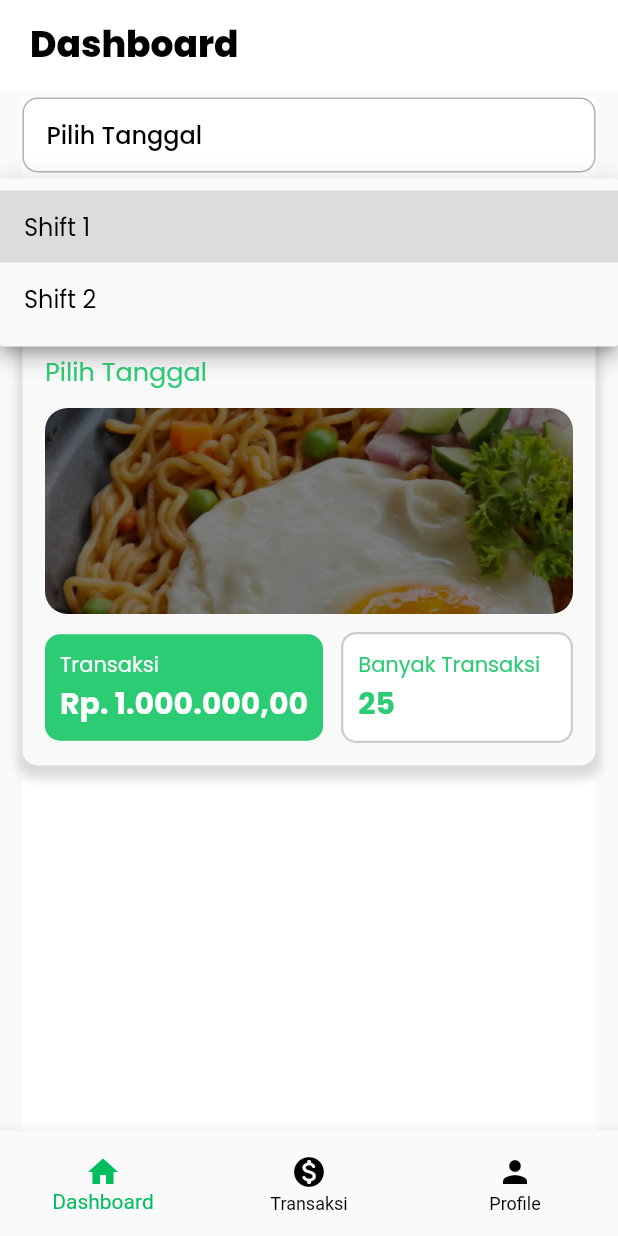
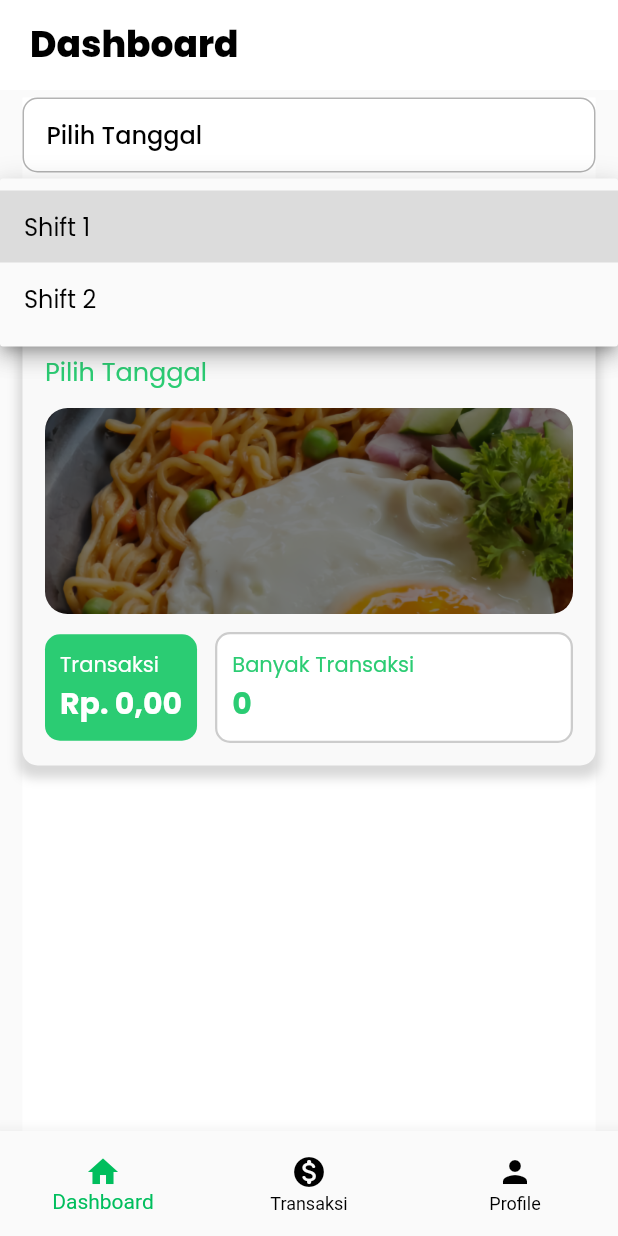
Before and after one commit to PlattenEcho/warmindo-pos, a Flutter app: the MainPage screen opened by its route, after a tap on "Shift 1", on a phone screen of 412 x 824 dp. Run offline on Flutter 3.47's test engine with Material 2 defaults, Android fonts, the phone set to English and light mode, and no system bars; our stand-ins replace flutter_bloc, google_fonts, shared_preferences, supabase_flutter; missing offline and left inert: encrypt; accounts and stored records are empty.

Commit message:
dropdown shift and tanggal

```diff
--- a/lib/ui/pages/dashboard_page.dart
+++ b/lib/ui/pages/dashboard_page.dart
@@ -1,5 +1,6 @@
 import 'package:flutter/material.dart';
 import 'package:intl/intl.dart';
+import 'package:supabase_flutter/supabase_flutter.dart';
 import 'package:warmindo_pos/ui/shared/gaps.dart';
 import 'package:warmindo_pos/ui/shared/theme.dart';
 
@@ -18,6 +19,47 @@ class _DashboardPageState extends State<DashboardPage> {
   int selectedIndex = 1;
 
   String selectedDateText = "Pilih Tanggal";
+  DateTime tanggal = DateTime.now();
+  int countTransaksi = 0;
+  String hargaRp = "";
+
+  List<Map<String, dynamic>> transaksiData = [];
+  @override
+  void initState() {
+    super.initState();
+    getTransaksi();
+  }
+
+  Future<List<Map<String, dynamic>>> getTransaksi() async {
+    final res = await supabase
+        .from('transaksi')
+        .select()
+        .eq('tanggal', tanggal)
+        .eq('shift', selectedIndex)
+        .count(CountOption.exact);
+
+    final data = res.data;
+    final count = res.count;
+    int harga = 0;
+    int totalHarga = 0;
+    setState(() {
+      transaksiData = data;
+      countTransaksi = count;
+
+      for (var i = 0; i < count; i++) {
+        harga = transaksiData[i]['total'];
+        totalHarga = totalHarga + harga;
+      }
+
+      hargaRp = NumberFormat.currency(
+        locale: 'id',
+        symbol: 'Rp. ',
+        decimalDigits: 0,
+      ).format(totalHarga);
+    });
+
+    return data;
+  }
 
   @override
   Widget build(BuildContext context) {
@@ -49,8 +91,11 @@ class _DashboardPageState extends State<DashboardPage> {
                 if (pickedDate == null) return;
 
                 setState(() {
-                  selectedDateText = DateFormat('E, d/M/y').format(pickedDate);
+                  selectedDateText = DateFormat('d/M/y').format(pickedDate);
+                  tanggal = pickedDate;
                 });
+
+                getTransaksi();
               },
               child: Align(
                 alignment: Alignment.centerLeft,
@@ -69,7 +114,12 @@ class _DashboardPageState extends State<DashboardPage> {
               isExpanded: true,
               onChanged: (String? newValue) {
                 setState(() {
-                  selectedWarung = newValue!;
+                  setState(() {
+                    selectedWarung = newValue!;
+                    selectedIndex = warungList.indexOf(selectedWarung) + 1;
+                  });
+
+                  getTransaksi();
                 });
               },
               style: blackTextStyle.copyWith(fontSize: 16),
@@ -96,6 +146,7 @@ class _DashboardPageState extends State<DashboardPage> {
               }).toList(),
             ),
             gapH12,
+            //Container Data
             Container(
               padding: const EdgeInsets.only(
                   top: 15, left: 15, right: 15, bottom: 15),
@@ -151,7 +202,7 @@ class _DashboardPageState extends State<DashboardPage> {
                                   fontWeight: regular, fontSize: 14),
                             ),
                             Text(
-                              "Rp. 1.000.000,00",
+                              "$hargaRp,00",
                               style: whiteTextStyle.copyWith(
                                   fontWeight: bold, fontSize: 20),
                             )
@@ -178,7 +229,7 @@ class _DashboardPageState extends State<DashboardPage> {
                                     fontWeight: regular, fontSize: 14),
                               ),
                               Text(
-                                "25",
+                                countTransaksi.toString(),
                                 style: greenTextStyle.copyWith(
                                     fontWeight: bold, fontSize: 20),
                               )
--- a/lib/ui/pages/transaksi_page.dart
+++ b/lib/ui/pages/transaksi_page.dart
@@ -4,6 +4,7 @@ import 'package:warmindo_pos/ui/pages/detail_page.dart';
 import 'package:warmindo_pos/ui/widgets/card.dart';
 import 'package:warmindo_pos/main.dart';
 
+import '../shared/gaps.dart';
 import '../shared/theme.dart';
 
 class TransaksiPage extends StatefulWidget {
@@ -34,6 +35,15 @@ class _TransaksiPageState extends State<TransaksiPage> {
     });
   }
 
+  List<String> warungList = ['Shift 1', 'Shift 2'];
+  String selectedWarung = 'Shift 1';
+  int selectedIndex = 1;
+
+  String selectedDateText = "Pilih Tanggal";
+  DateTime tanggal = DateTime.now();
+  int countTransaksi = 0;
+  String hargaRp = "";
+
   @override
   Widget build(BuildContext context) {
     return Container(
@@ -43,6 +53,76 @@ class _TransaksiPageState extends State<TransaksiPage> {
         direction: Axis.vertical,
         mainAxisAlignment: MainAxisAlignment.start,
         children: [
+          ElevatedButton(
+            style: ButtonStyle(
+              elevation: const MaterialStatePropertyAll(0),
+              shape: MaterialStateProperty.all<RoundedRectangleBorder>(
+                  RoundedRectangleBorder(
+                side: BorderSide(color: kBlackColor.withOpacity(0.3)),
+                borderRadius: BorderRadius.circular(10.0),
+              )),
+              backgroundColor: MaterialStateProperty.all(kWhiteColor),
+              minimumSize:
+                  const MaterialStatePropertyAll(Size(double.infinity, 50)),
+            ),
+            onPressed: () async {
+              DateTime? pickedDate = await showDatePicker(
+                context: context,
+                lastDate: DateTime.now(),
+                firstDate: DateTime(2023, 12, 1),
+                initialDate: DateTime.now(),
+              );
+              if (pickedDate == null) return;
+
+              setState(() {
+                selectedDateText = DateFormat('d/M/y').format(pickedDate);
+                tanggal = pickedDate;
+              });
+            },
+            child: Align(
+              alignment: Alignment.centerLeft,
+              child: Text(
+                selectedDateText,
+                style: blackTextStyle.copyWith(fontSize: 16),
+                textAlign: TextAlign.left,
+              ),
+            ),
+          ),
+          gapH12,
+          //Dropdown Shift
+          DropdownButtonFormField<String>(
+            focusColor: kGreenColor,
+            value: selectedWarung,
+            isExpanded: true,
+            onChanged: (String? newValue) {
+              setState(() {
+                setState(() {
+                  selectedWarung = newValue!;
+                  selectedIndex = warungList.indexOf(selectedWarung) + 1;
+                });
+              });
+            },
+            style: blackTextStyle.copyWith(fontSize: 16),
+            decoration: InputDecoration(
+              border: OutlineInputBorder(
+                  borderRadius: BorderRadius.circular(10),
+                  borderSide: BorderSide(color: kBlackColor.withOpacity(0.2))),
+              focusedBorder: OutlineInputBorder(
+                borderRadius: BorderRadius.circular(10),
+                borderSide: BorderSide(color: kGreenColor), // Warna fokus hijau
+              ),
+              contentPadding:
+                  const EdgeInsets.symmetric(horizontal: 16, vertical: 10),
+            ),
+            icon: Icon(Icons.arrow_drop_down,
+                color: kGreenColor.withOpacity(0.8)), // Ikona dropdown
+            items: warungList.map<DropdownMenuItem<String>>((String value) {
+              return DropdownMenuItem<String>(
+                value: value,
+                child: Text(value),
+              );
+            }).toList(),
+          ),
           Expanded(
             child: ListView.builder(
               physics: const BouncingScrollPhysics(),
@@ -67,18 +147,18 @@ class _TransaksiPageState extends State<TransaksiPage> {
                 final shift = transaction['shift'];
                 final noMeja = transaction['kodemeja'];
                 final namaPelanggan = transaction['namapelanggan'];
-                final total =
-                              NumberFormat.currency(
-                                locale: 'id',
-                                symbol: 'Rp. ',
-                                decimalDigits: 0,
-                              ).format(transaction['total'] - transaction['totaldiskon']);
+                final total = NumberFormat.currency(
+                  locale: 'id',
+                  symbol: 'Rp. ',
+                  decimalDigits: 0,
+                ).format(transaction['total'] - transaction['totaldiskon']);
                 final metodePembayaran = transaction['metodepembayaran'];
 
                 return TransaksiCard(
                   status: status,
                   date: tanggal,
-                  transactionID: "WT1${tanggal.toString().replaceAll('-', '')}$shift$idtransaksi",
+                  transactionID:
+                      "WT1${tanggal.toString().replaceAll('-', '')}$shift$idtransaksi",
                   noMeja: noMeja,
                   namaPelanggan: namaPelanggan,
                   total: total,
@@ -123,7 +203,8 @@ class _TransaksiPageState extends State<TransaksiPage> {
                           builder: (context) => DetailPage(
                             status: status,
                             date: tanggal,
-                            transactionID: "WT1${tanggal.toString().replaceAll('-', '')}$shift$idtransaksi",
+                            transactionID:
+                                "WT1${tanggal.toString().replaceAll('-', '')}$shift$idtransaksi",
                             noMeja: noMeja,
                             namaPelanggan: namaPelanggan,
                             total: total,
```
